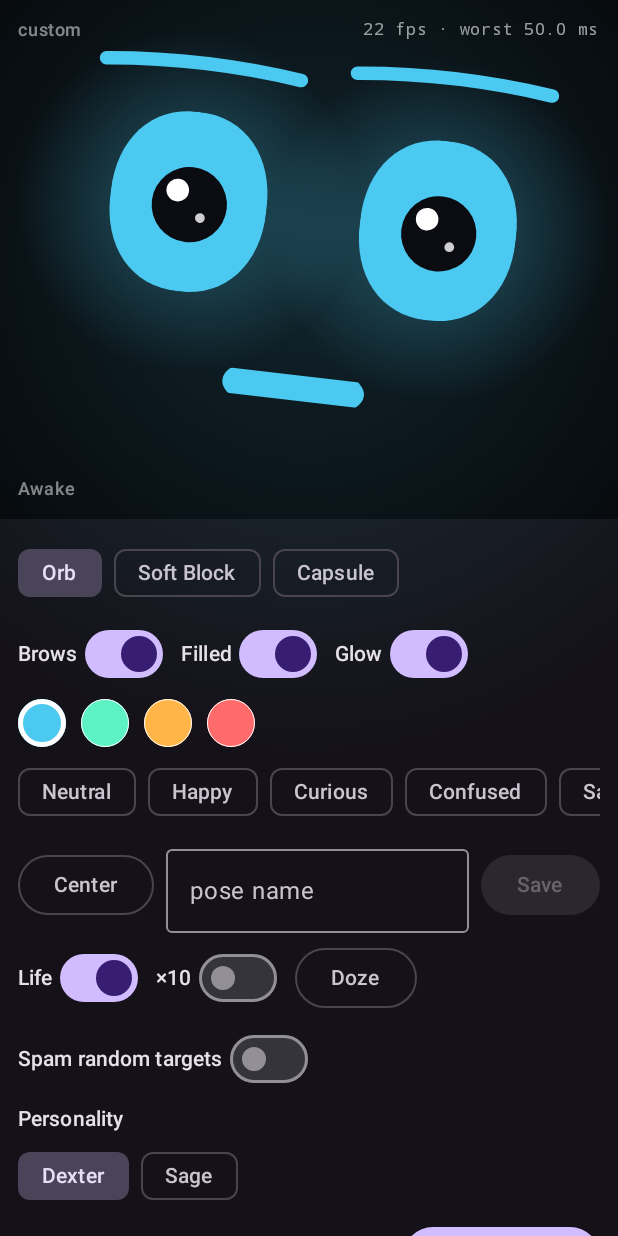
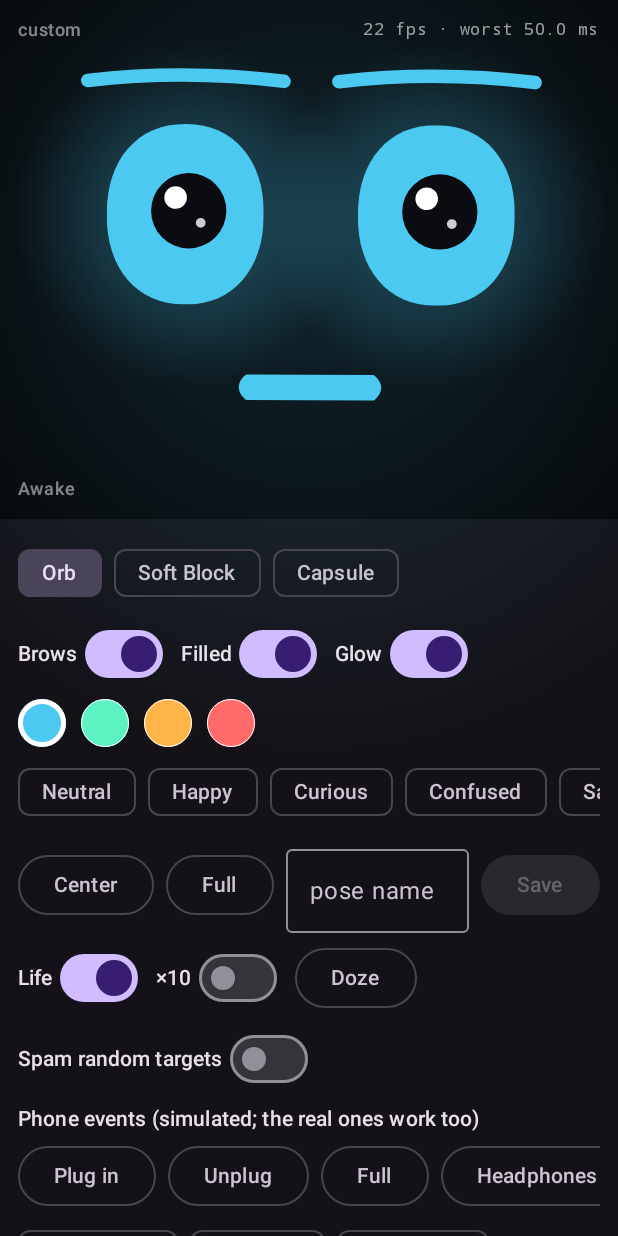
Before and after one commit to nrprosper/dexter, an Android app built with Jetpack Compose: the screen it shows after launch (PlaygroundActivity), on a phone screen of 412 x 824 dp. Run offline under Robolectric (Android 15) with nearby library versions, the phone set to English and light mode, and no system bars; 8 statements that could not run were skipped.

Commit message:
feat(playground): add phone event simulator, full-screen button and real senses

```diff
--- a/face/playground/build.gradle.kts
+++ b/face/playground/build.gradle.kts
@@ -27,6 +27,7 @@ dependencies {
     implementation(project(":face:core"))
     implementation(project(":face:render-compose"))
     implementation(project(":face:speech-android"))
+    implementation(project(":face:senses-android"))
     implementation(platform(libs.androidx.compose.bom))
     implementation(libs.androidx.compose.foundation)
     implementation(libs.androidx.compose.ui)
--- /dev/null
+++ b/face/playground/src/main/kotlin/face/playground/PhoneEventsPanel.kt
@@ -0,0 +1,66 @@
+package face.playground
+
+import androidx.compose.foundation.layout.Arrangement
+import androidx.compose.foundation.layout.Column
+import androidx.compose.foundation.layout.Row
+import androidx.compose.foundation.layout.width
+import androidx.compose.foundation.lazy.LazyRow
+import androidx.compose.foundation.lazy.items
+import androidx.compose.material3.FilterChip
+import androidx.compose.material3.MaterialTheme
+import androidx.compose.material3.OutlinedButton
+import androidx.compose.material3.Slider
+import androidx.compose.material3.Text
+import androidx.compose.runtime.Composable
+import androidx.compose.runtime.getValue
+import androidx.compose.runtime.mutableFloatStateOf
+import androidx.compose.runtime.mutableStateOf
+import androidx.compose.runtime.remember
+import androidx.compose.runtime.setValue
+import androidx.compose.ui.Alignment
+import androidx.compose.ui.Modifier
+import androidx.compose.ui.unit.dp
+import face.api.DeviceState
+import face.api.FaceController
+import face.api.FaceReaction
+
+// Fakes the phone events PhoneSenses would send, so each reaction can be tried on demand.
+@Composable
+internal fun PhoneEventsPanel(face: FaceController) {
+    var device by remember { mutableStateOf(DeviceState()) }
+    var volume by remember { mutableFloatStateOf(0.5f) }
+
+    fun update(next: DeviceState) {
+        device = next
+        face.setDeviceState(next)
+    }
+
+    Column(verticalArrangement = Arrangement.spacedBy(4.dp)) {
+        Text("Phone events (simulated; the real ones work too)", style = MaterialTheme.typography.titleSmall)
+        LazyRow(horizontalArrangement = Arrangement.spacedBy(8.dp)) {
+            items(EVENTS) { (name, reaction) ->
+                OutlinedButton({ face.react(reaction) }) { Text(name) }
+            }
+        }
+        Row(horizontalArrangement = Arrangement.spacedBy(8.dp)) {
+            FilterChip(device.batteryLow, { update(device.copy(batteryLow = !device.batteryLow)) }, { Text("Low battery") })
+            FilterChip(device.charging, { update(device.copy(charging = !device.charging)) }, { Text("Charging") })
+            FilterChip(device.faceDown, { update(device.copy(faceDown = !device.faceDown)) }, { Text("Face down") })
+        }
+        Row(verticalAlignment = Alignment.CenterVertically) {
+            Text("volume ${"%.2f".format(volume)}", Modifier.width(110.dp), style = MaterialTheme.typography.bodySmall)
+            Slider(volume, {
+                volume = it
+                face.showVolume(it)
+            }, Modifier.weight(1f), valueRange = 0f..1f)
+        }
+    }
+}
+
+private val EVENTS = listOf(
+    "Plug in" to FaceReaction.PluggedIn,
+    "Unplug" to FaceReaction.Unplugged,
+    "Full" to FaceReaction.BatteryFull,
+    "Headphones" to FaceReaction.HeadphonesIn,
+    "Shake" to FaceReaction.Shaken,
+)
--- a/face/playground/src/main/kotlin/face/playground/PlaygroundActivity.kt
+++ b/face/playground/src/main/kotlin/face/playground/PlaygroundActivity.kt
@@ -1,6 +1,7 @@
 package face.playground
 
 import android.os.Bundle
+import android.view.KeyEvent
 import androidx.activity.ComponentActivity
 import androidx.activity.compose.setContent
 import androidx.activity.enableEdgeToEdge
@@ -9,17 +10,34 @@ import androidx.compose.foundation.layout.safeDrawingPadding
 import androidx.compose.material3.MaterialTheme
 import androidx.compose.material3.Surface
 import androidx.compose.material3.darkColorScheme
-import androidx.compose.runtime.remember
 import androidx.compose.ui.Modifier
 import face.core.expression.ExpressionLibrary
+import face.senses.PhoneSenses
 
 public class PlaygroundActivity : ComponentActivity() {
+    private val store by lazy { PoseStore(this) }
+    private val state by lazy { PlaygroundState(ExpressionLibrary.loadBundled(), store.loadAll()) }
+    private val senses by lazy { PhoneSenses(this, state.engine) }
+
+    override fun onStart() {
+        super.onStart()
+        senses.start()
+    }
+
+    override fun onStop() {
+        senses.stop()
+        super.onStop()
+    }
+
+    override fun onKeyDown(keyCode: Int, event: KeyEvent): Boolean {
+        senses.onKeyEvent(event)
+        return super.onKeyDown(keyCode, event)
+    }
+
     override fun onCreate(savedInstanceState: Bundle?) {
         super.onCreate(savedInstanceState)
         enableEdgeToEdge()
-        val store = PoseStore(this)
         setContent {
-            val state = remember { PlaygroundState(ExpressionLibrary.loadBundled(), store.loadAll()) }
             MaterialTheme(colorScheme = darkColorScheme()) {
                 Surface(Modifier.fillMaxSize().safeDrawingPadding()) {
                     PlaygroundScreen(state) { raw ->
--- a/face/playground/src/main/kotlin/face/playground/PlaygroundScreen.kt
+++ b/face/playground/src/main/kotlin/face/playground/PlaygroundScreen.kt
@@ -1,9 +1,9 @@
 package face.playground
 
+import androidx.activity.compose.BackHandler
 import androidx.compose.foundation.background
 import androidx.compose.foundation.border
 import androidx.compose.foundation.clickable
-import androidx.compose.foundation.gestures.detectTapGestures
 import androidx.compose.foundation.layout.Arrangement
 import androidx.compose.foundation.layout.Box
 import androidx.compose.foundation.layout.Column
@@ -37,7 +37,6 @@ import androidx.compose.runtime.setValue
 import androidx.compose.ui.Alignment
 import androidx.compose.ui.Modifier
 import androidx.compose.ui.graphics.Color
-import androidx.compose.ui.input.pointer.pointerInput
 import androidx.compose.ui.text.font.FontFamily
 import androidx.compose.ui.unit.dp
 import face.core.expression.ExpressionId
@@ -54,15 +53,7 @@ import face.render.MouthStyle
 @Composable
 internal fun PlaygroundScreen(state: PlaygroundState, onSave: (String) -> String) {
     var fullscreen by rememberSaveable { mutableStateOf(false) }
-    val faceGestures = Modifier.pointerInput(Unit) {
-        detectTapGestures(
-            onTap = {
-                state.poke()
-                if (fullscreen) state.load(nextExpression(state.selected)) else fullscreen = true
-            },
-            onLongPress = { fullscreen = false },
-        )
-    }
+    BackHandler(fullscreen) { fullscreen = false }
     LaunchedEffect(state.spamming) {
         if (!state.spamming) return@LaunchedEffect
         val rng = Rng(System.nanoTime())
@@ -72,12 +63,12 @@ internal fun PlaygroundScreen(state: PlaygroundState, onSave: (String) -> String
         }
     }
     if (fullscreen) {
-        AnimatedFace(state.engine, Modifier.fillMaxSize().then(faceGestures), state.style, state.stats, if (state.fastTime) FAST_TIME else 1)
+        AnimatedFace(state.engine, Modifier.fillMaxSize(), state.style, state.stats, if (state.fastTime) FAST_TIME else 1)
         return
     }
     Column(Modifier.fillMaxSize().background(MaterialTheme.colorScheme.background)) {
         Box(Modifier.fillMaxWidth().weight(0.42f)) {
-            AnimatedFace(state.engine, Modifier.fillMaxSize().then(faceGestures), state.style, state.stats, if (state.fastTime) FAST_TIME else 1)
+            AnimatedFace(state.engine, Modifier.fillMaxSize(), state.style, state.stats, if (state.fastTime) FAST_TIME else 1)
             Text(
                 state.selected ?: "custom",
                 Modifier.align(Alignment.TopStart).padding(12.dp),
@@ -92,12 +83,12 @@ internal fun PlaygroundScreen(state: PlaygroundState, onSave: (String) -> String
                 style = MaterialTheme.typography.labelMedium,
             )
         }
-        Controls(state, onSave, Modifier.weight(0.58f))
+        Controls(state, onSave, { fullscreen = true }, Modifier.weight(0.58f))
     }
 }
 
 @Composable
-private fun Controls(state: PlaygroundState, onSave: (String) -> String, modifier: Modifier) {
+private fun Controls(state: PlaygroundState, onSave: (String) -> String, onFullscreen: () -> Unit, modifier: Modifier) {
     var name by rememberSaveable { mutableStateOf("") }
     var status by remember { mutableStateOf("") }
     LazyColumn(modifier.fillMaxWidth(), contentPadding = PaddingValues(12.dp), verticalArrangement = Arrangement.spacedBy(6.dp)) {
@@ -156,6 +147,7 @@ private fun Controls(state: PlaygroundState, onSave: (String) -> String, modifie
         item {
             Row(verticalAlignment = Alignment.CenterVertically, horizontalArrangement = Arrangement.spacedBy(8.dp)) {
                 OutlinedButton({ state.center() }) { Text("Center") }
+                OutlinedButton(onFullscreen) { Text("Full") }
                 OutlinedTextField(name, { name = it }, Modifier.weight(1f), label = { Text("pose name") }, singleLine = true)
                 Button({ status = onSave(name) }, enabled = PoseStore.sanitize(name).isNotEmpty()) { Text("Save") }
             }
@@ -173,6 +165,7 @@ private fun Controls(state: PlaygroundState, onSave: (String) -> String, modifie
                 Toggle("Spam random targets", state.spamming) { state.spamming = it }
             }
         }
+        item { PhoneEventsPanel(state.engine) }
         item { PersonalityPanel(state.engine) }
         item { OrchestratorPanel(state.engine) }
         item { EmotionMixerPanel(state.engine) }
@@ -244,8 +237,3 @@ private const val LOG_LINES = 12
 private const val SPAM_MIN_SECONDS = 0.12f
 private const val SPAM_MAX_SECONDS = 0.45f
 private const val OVERLAY_PERIOD_MILLIS = 500L
-
-private fun nextExpression(current: String?): ExpressionId {
-    val index = ExpressionId.entries.indexOfFirst { it.key == current }
-    return ExpressionId.entries[(index + 1) % ExpressionId.entries.size]
-}
--- a/face/playground/src/main/kotlin/face/playground/PlaygroundState.kt
+++ b/face/playground/src/main/kotlin/face/playground/PlaygroundState.kt
@@ -61,10 +61,6 @@ internal class PlaygroundState(private val library: ExpressionLibrary, saved: Li
 
     fun dozeOff() {
         engine.dozeOff()
-    }
-
-    fun poke() {
-        engine.interact()
     }
 
     fun load(id: ExpressionId) {
```
Also changed, not shown: 1 other file.
